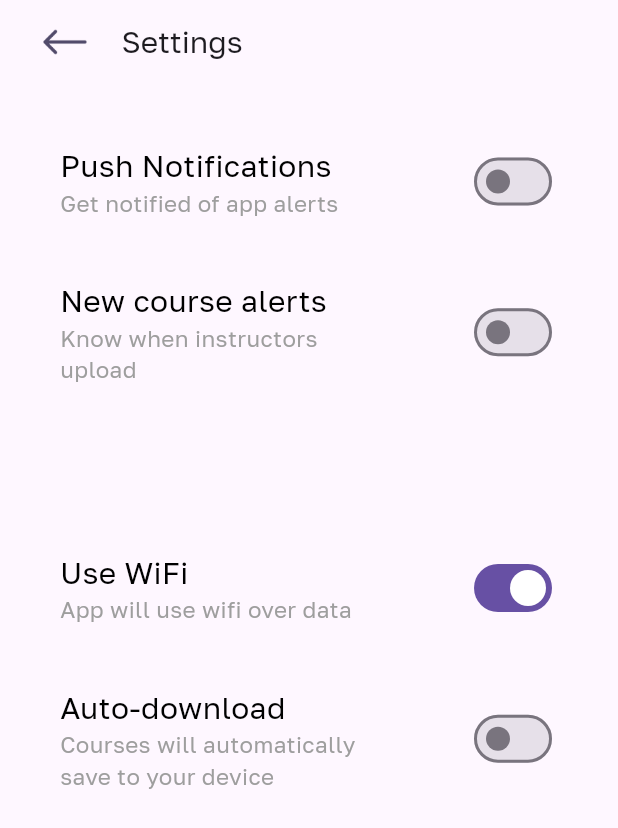
After one commit to PhilipNzube/bcci_platform, a Flutter app: the SettingsPage screen opened directly, on a phone screen of 412 x 824 dp. The commit adds this screen. Shown: the top 828 px of the screen. Run offline on Flutter 3.47's test engine with Material 3 defaults, Android fonts, the phone set to English and light mode, and no system bars; our stand-ins replace carousel_slider, connectivity_plus, flutter_secure_storage, shared_preferences; accounts and stored records are empty.

Commit message:
update 11 files

```diff
--- /dev/null
+++ b/lib/presentation/controllers/settings_page_controller.dart
@@ -0,0 +1,168 @@
+import 'package:carousel_slider/carousel_slider.dart';
+import 'package:flutter/material.dart' hide CarouselController;
+import 'package:flutter_secure_storage/flutter_secure_storage.dart';
+import 'package:shared_preferences/shared_preferences.dart';
+import 'dart:async';
+import 'package:connectivity_plus/connectivity_plus.dart';
+
+class SettingsPageController extends ChangeNotifier {
+  final TextEditingController _searchController = TextEditingController();
+  final FocusNode _searchFocusNode = FocusNode();
+  List _searchResults = [];
+  bool _searchLoading = false;
+  bool _isSearching = false;
+  List<String> _imagePaths = [
+    "images/Banner.png",
+    "images/Banner.png",
+    "images/Banner.png",
+  ];
+  int _current = 0;
+  final CarouselController _controller = CarouselController();
+  Map<String, bool> _isLikedMap = {};
+  int? _selectedRadioValue = 0;
+  final storage = const FlutterSecureStorage();
+  ValueNotifier<String?> _selectedFilter = ValueNotifier<String?>(null);
+  bool _isFilterActive = false;
+  int? userId;
+  String? _fullName;
+  String? _userName;
+  String? _profileImage;
+  String? _email;
+  String? _address;
+  String? _city;
+  String? _state;
+  String? _storeName;
+  String? _storeWebsiteUrl;
+  String? _storeDescription;
+  String? _walletBalance;
+  String? _phone;
+  String? _gender;
+  String? _role;
+  List<Map<String, dynamic>> products = [];
+  bool _isLoading = false;
+  late SharedPreferences prefs;
+  Timer? _timer;
+  int _remainingTime = 0;
+  bool _isLoading2 = false;
+  bool _isRefreshing = false;
+  StreamSubscription<ConnectivityResult>? connectivitySubscription;
+  late ScrollController _scrollController;
+  int pageNum = 1;
+  bool _isFetchingMore = false;
+  String _userRole = "";
+  String _url = "";
+  bool _isMoved = false;
+  bool _isLoggedOut = false;
+  String _previousRole = "Customer";
+  String _currentRole = "Customer";
+  bool _activateFabForCustomerView = false;
+  // late Future<void> _userData;
+
+  SettingsPageController() {
+    initialize();
+  }
+
+  //public getters
+  String? get fullName => _fullName;
+  String? get userName => _userName;
+  String? get phone => _phone;
+  String? get email => _email;
+  String? get profileImage => _profileImage;
+  String? get address => _address;
+  String? get city => _city;
+  String? get state => _state;
+  String? get storeName => _storeName;
+  String? get storeWebsiteUrl => _storeWebsiteUrl;
+  String? get storeDescription => _storeDescription;
+  String? get walletBalance => _walletBalance;
+  String? get gender => _gender;
+  String? get role => _role;
+  int get remainingTime => _remainingTime;
+  bool get isSearching => _isSearching;
+  bool get isLoading => _isLoading;
+  bool get isLoading2 => _isLoading2;
+  bool get searchLoading => _searchLoading;
+  List<dynamic> get searchResults => _searchResults;
+  int get current => _current;
+  bool get isFetchingMore => _isFetchingMore;
+  List<String> get imagePaths => _imagePaths;
+  bool get isFilterActive => _isFilterActive;
+  ValueNotifier<String?> get selectedFilter => _selectedFilter;
+  int? get selectedRadioValue => _selectedRadioValue;
+  String get userRole => _userRole;
+  bool get isMoved => _isMoved;
+  bool get isLoggedOut => _isLoggedOut;
+  String get previousRole => _previousRole;
+  String get currentRole => _currentRole;
+  bool get activateFabForCustomerView => _activateFabForCustomerView;
+  // Future<void> get userData => _userData;
+
+  TextEditingController get searchController => _searchController;
+  CarouselController get controller => _controller;
+  ScrollController get scrollController => _scrollController;
+
+  FocusNode get searchFocusNode => _searchFocusNode;
+
+  void setActivateFabForCustomerView(bool value) {
+    _activateFabForCustomerView = value;
+    notifyListeners();
+  }
+
+  void setCurrentRole(String value) {
+    _currentRole = value;
+    notifyListeners();
+  }
+
+  void setPreviousRole(String value) {
+    _previousRole = value;
+    notifyListeners();
+  }
+
+  void refreshController() {
+    notifyListeners();
+  }
+
+  void setIsLoading(bool value) {
+    _isLoading = value;
+    notifyListeners();
+  }
+
+  void setIsLoggedOut(bool value) {
+    _isLoggedOut = value;
+    notifyListeners();
+  }
+
+  void setIsSearching(bool value) {
+    _isSearching = value;
+    notifyListeners();
+  }
+
+  void setCurrent(int value) {
+    _current = value;
+    notifyListeners();
+  }
+
+  void setIsFilterActive(bool value) {
+    _isFilterActive = value;
+    notifyListeners();
+  }
+
+  void setSelectedRadioValue(int value) {
+    _selectedRadioValue = value;
+    notifyListeners();
+  }
+
+  void setIsMoved(bool value) {
+    _isMoved = value;
+    notifyListeners();
+  }
+
+  void initialize() async {
+    await initializePrefs();
+  }
+
+  Future<void> initializePrefs() async {
+    prefs = await SharedPreferences.getInstance();
+    notifyListeners();
+  }
+}
--- a/lib/presentation/screens/home_page/home_page.dart
+++ b/lib/presentation/screens/home_page/home_page.dart
@@ -4,6 +4,7 @@ import 'package:bcci_platform/presentation/screens/home_page/widgets/action_card
 import 'package:bcci_platform/presentation/screens/home_page/widgets/goal_card.dart';
 import 'package:bcci_platform/presentation/screens/home_page/widgets/info_card.dart';
 import 'package:bcci_platform/presentation/screens/home_page/widgets/upcoming_events_card.dart';
+import 'package:bcci_platform/presentation/screens/settings_page/settings_page.dart';
 import 'package:flutter/material.dart' hide CarouselController;
 import 'package:provider/provider.dart';
 
@@ -59,7 +60,15 @@ class _HomePageState extends State<HomePage>
                       ),
                       Gap(20, isHorizontal: true),
                       InkWell(
-                        onTap: () {},
+                        onTap: () {
+                          Navigator.push(
+                            context,
+                            MaterialPageRoute(
+                              builder: (context) =>
+                                  SettingsPage(key: UniqueKey()),
+                            ),
+                          );
+                        },
                         child: Image.asset('images/settings.png', height: 25),
                       ),
                     ],
--- /dev/null
+++ b/lib/presentation/screens/settings_page/settings_page.dart
@@ -0,0 +1,118 @@
+import 'package:bcci_platform/core/widgets/custom_gap.dart';
+import 'package:bcci_platform/presentation/controllers/settings_page_controller.dart';
+import 'package:bcci_platform/presentation/screens/settings_page/widgets/settings_options.dart';
+import 'package:flutter/material.dart' hide CarouselController;
+import 'package:provider/provider.dart';
+
+class SettingsPage extends StatefulWidget {
+  const SettingsPage({super.key});
+
+  @override
+  State<SettingsPage> createState() => _SettingsPageState();
+}
+
+class _SettingsPageState extends State<SettingsPage>
+    with TickerProviderStateMixin, RouteAware {
+  bool pushNotifications = false;
+  bool newCourseAlert = false;
+  bool useWiFi = true;
+  bool autoDownload = false;
+
+  @override
+  Widget build(BuildContext context) {
+    //final SettingsPageController = Provider.of<SettingsPageController>(context);
+    return ChangeNotifierProvider(
+      create: (context) => SettingsPageController(),
+      child: Consumer<SettingsPageController>(
+        builder: (context, SettingsPageController, child) {
+          return SafeArea(
+            child: Scaffold(
+              appBar: AppBar(
+                forceMaterialTransparency: true,
+                automaticallyImplyLeading: false,
+                title: Padding(
+                  padding: const EdgeInsets.symmetric(horizontal: 10.0),
+                  child: Row(
+                    children: [
+                      InkWell(
+                        onTap: () => Navigator.pop(context),
+                        child: Image.asset('images/Back.png', height: 35),
+                      ),
+
+                      Gap(20, isHorizontal: true),
+                      Text(
+                        'Settings',
+                        style: TextStyle(
+                          fontWeight: FontWeight.w500,
+                          fontFamily: 'GolosText',
+                          fontSize: 20,
+                          color: Theme.of(context).colorScheme.onSurface,
+                        ),
+                      ),
+                      const Spacer(),
+                    ],
+                  ),
+                ),
+              ),
+              body: SingleChildScrollView(
+                child: Padding(
+                  padding: const EdgeInsets.symmetric(horizontal: 20.0),
+                  child: Column(
+                    mainAxisSize: MainAxisSize.min,
+                    mainAxisAlignment: MainAxisAlignment.start,
+                    children: [
+                      Gap(20),
+                      SettingsOptions(
+                        title: "Push Notifications",
+                        subTitle: "Get notified of app alerts",
+                        value: pushNotifications,
+                        onChanged: (val) {
+                          setState(() {
+                            pushNotifications = val;
+                          });
+                        },
+                      ),
+                      SettingsOptions(
+                        title: "New course alerts",
+                        subTitle: "Know when instructors upload",
+                        value: newCourseAlert,
+                        onChanged: (val) {
+                          setState(() {
+                            newCourseAlert = val;
+                          });
+                        },
+                      ),
+                      Gap(70),
+                      SettingsOptions(
+                        title: "Use WiFi ",
+                        subTitle: "App will use wifi over data",
+                        value: useWiFi,
+                        onChanged: (val) {
+                          setState(() {
+                            useWiFi = val;
+                          });
+                        },
+                      ),
+                      SettingsOptions(
+                        title: "Auto-download",
+                        subTitle:
+                            "Courses will automatically save to your device",
+                        value: autoDownload,
+                        onChanged: (val) {
+                          setState(() {
+                            autoDownload = val;
+                          });
+                        },
+                      ),
+                      Gap(10),
+                    ],
+                  ),
+                ),
+              ),
+            ),
+          );
+        },
+      ),
+    );
+  }
+}
--- /dev/null
+++ b/lib/presentation/screens/settings_page/widgets/settings_options.dart
@@ -0,0 +1,62 @@
+import 'package:bcci_platform/core/widgets/custom_gap.dart';
+import 'package:flutter/material.dart';
+
+class SettingsOptions extends StatelessWidget {
+  final String title;
+  final String subTitle;
+  final bool? value;
+  final void Function(bool)? onChanged;
+
+  const SettingsOptions({
+    super.key,
+    required this.title,
+    required this.subTitle,
+    this.value,
+    this.onChanged,
+  });
+
+  @override
+  Widget build(BuildContext context) {
+    return Padding(
+      padding: const EdgeInsets.symmetric(horizontal: 20.0, vertical: 20),
+      child: Row(
+        children: [
+          Expanded(
+            flex: 4,
+            child: Column(
+              crossAxisAlignment: CrossAxisAlignment.start,
+              children: [
+                Text(
+                  title,
+                  style: TextStyle(
+                    fontSize: 20,
+                    fontFamily: 'GolosText',
+                    color: Colors.black,
+                  ),
+                  overflow: TextOverflow.ellipsis,
+                  maxLines: 1,
+                  softWrap: false,
+                ),
+                Text(
+                  subTitle,
+                  style: TextStyle(
+                    fontSize: 15,
+                    fontFamily: 'GolosText',
+                    color: Colors.grey,
+                  ),
+                  softWrap: true,
+                ),
+              ],
+            ),
+          ),
+
+          const Spacer(),
+          Switch(
+            value: value!,
+            onChanged: onChanged, // Toggle the dark mode
+          ),
+        ],
+      ),
+    );
+  }
+}
--- a/pubspec.yaml
+++ b/pubspec.yaml
@@ -107,6 +107,7 @@ flutter:
     - images/Add.png
     - images/Analytics.png
     - images/AppLogo.png
+    - images/Back.png
     - images/Background.png
     - images/Bible_Reading.png
     - images/Calender_Notification.png
```
Also changed, not shown: images/Back.png (added), 2 other files.
